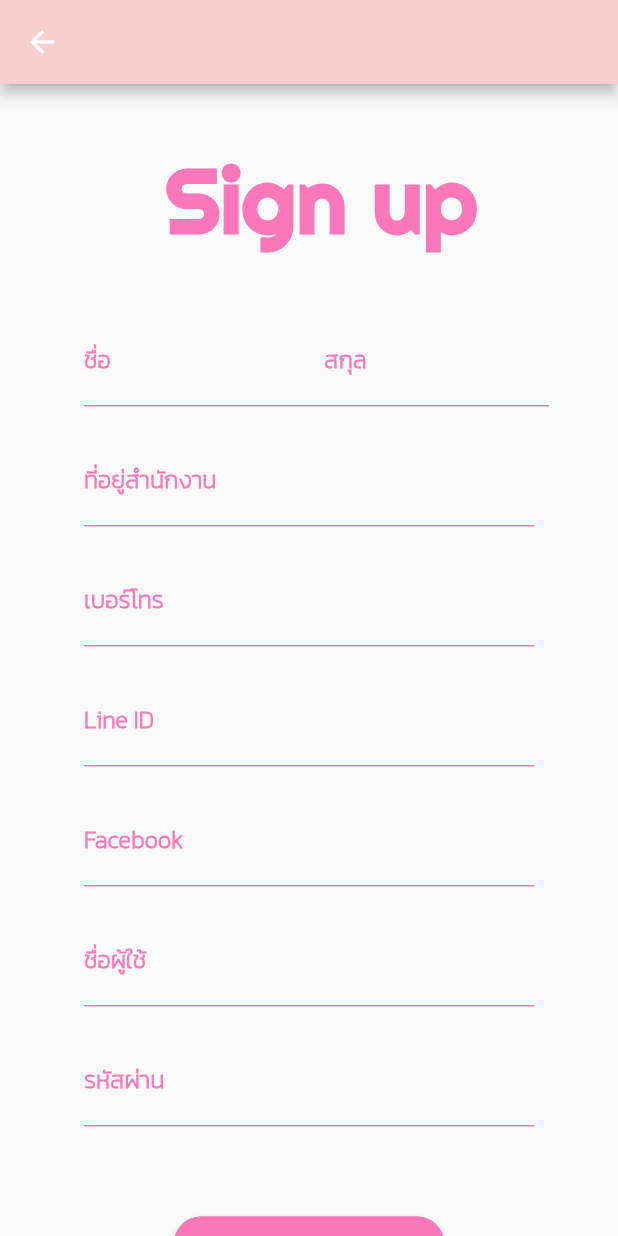
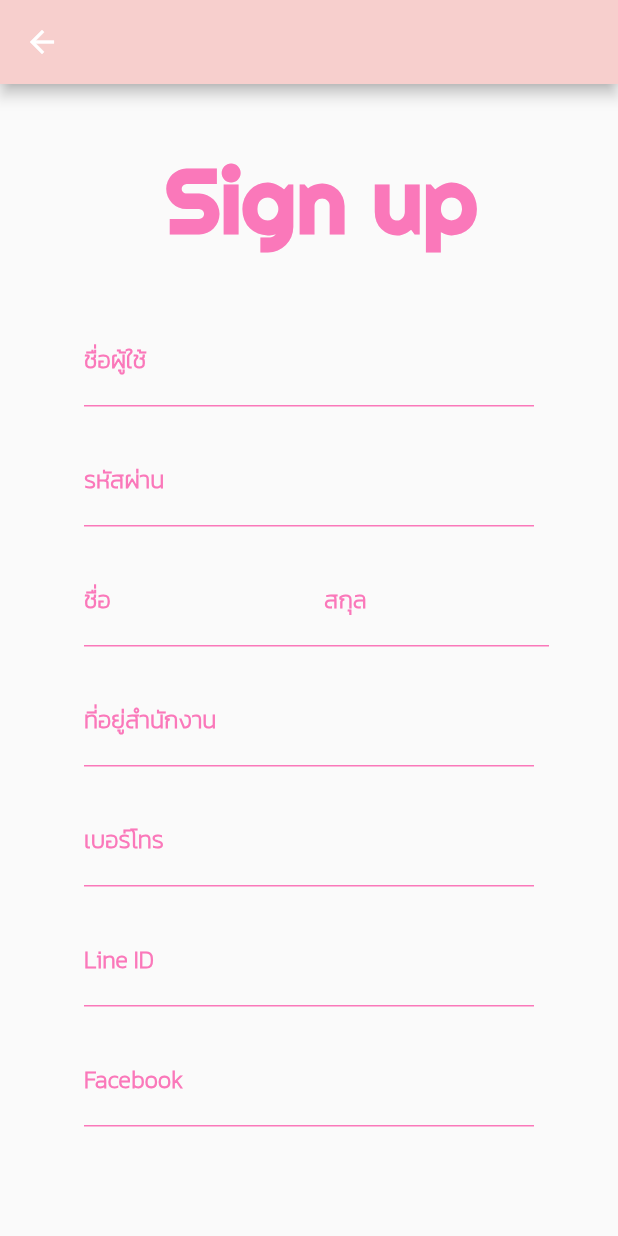
Before and after one commit to pathaphi43/Project2-Front-End, a Flutter app: the RegManagerPage screen opened by its route, on a phone screen of 412 x 824 dp. Run offline on Flutter 3.47's test engine with Material 2 defaults, Android fonts, the phone set to English and light mode, and no system bars; our stand-ins replace anim_search_bar, buttons_tabbar, carousel_slider, file_picker, flutter_datetime_picker, flutter_easyloading and 10 more; missing offline and left inert: bloc_provider, condition, dart:ffi, flutter_thailand_provinces, map_pin_picker; accounts and stored records are empty; network calls fail; statements that could not run were skipped.

Commit message:
inputformat

```diff
--- a/lib/pages/regmanager.dart
+++ b/lib/pages/regmanager.dart
@@ -7,6 +7,7 @@ import 'dart:convert' show utf8;
 import 'package:http/http.dart' as http;
 import 'dart:async';
 import 'package:homealone/model/register/provincesmodel.dart';
+import 'package:mask_text_input_formatter/mask_text_input_formatter.dart';
 
 var encoded = utf8.encode('Lorem ipsum dolor sit amet, consetetur...');
 var decoded = utf8.decode(encoded);
@@ -27,6 +28,8 @@ class _RegManagerPageState extends State<RegManagerPage> {
   var manager_LineID = TextEditingController();
   var manager_Facebook = TextEditingController();
 
+  var maskPhoneFormatter = new MaskTextInputFormatter(
+      mask: '### ### ####', filter: {"#": RegExp(r'[0-9]')});
 
   @override
   Widget build(BuildContext context) {
@@ -50,6 +53,81 @@ class _RegManagerPageState extends State<RegManagerPage> {
                 ),
               ),
               SizedBox(height: 40.0),
+
+////////// ชื่อผู้ใช้
+              Center(
+                child: Column(
+                  mainAxisAlignment: MainAxisAlignment.center,
+                  children: [
+                    new Container(
+                      alignment: Alignment.center,
+                      decoration: BoxDecoration(
+                        borderRadius: BorderRadius.circular(200),
+                      ),
+                      //decoration: kBoxDecorationStyle ,
+                      height: 60.0,
+                      width: 300.0,
+                      child: TextField(
+                        controller: manager_Username,
+                        style: TextStyle(
+                          color: Color.fromRGBO(250, 120, 186, 1),
+                          fontSize: 16.0,
+                          fontWeight: FontWeight.bold,
+                          fontFamily: 'Kanit',
+                        ),
+                        decoration: InputDecoration(
+                            border: OutlineInputBorder(),
+                            labelText: 'ชื่อผู้ใช้',
+                            labelStyle: new TextStyle(
+                                color: const Color.fromRGBO(250, 120, 186, 1)),
+                            // hintText: 'Enter valid mail id as abc@gmail.com'
+                            enabledBorder: new UnderlineInputBorder(
+                                borderSide: new BorderSide(
+                                    color: Color.fromRGBO(250, 120, 186, 1)))),
+                      ),
+                    ),
+                  ],
+                ),
+              ),
+              SizedBox(height: 20.0),
+/////////////รหัสผ่าน
+              Center(
+                child: Column(
+                  mainAxisAlignment: MainAxisAlignment.center,
+                  children: [
+                    new Container(
+                      alignment: Alignment.center,
+                      decoration: BoxDecoration(
+                        borderRadius: BorderRadius.circular(200),
+                      ),
+                      //decoration: kBoxDecorationStyle ,
+                      height: 60.0,
+                      width: 300.0,
+                      child: TextField(
+                        controller: manager_Password,
+                        style: TextStyle(
+                          color: Color.fromRGBO(250, 120, 186, 1),
+                          fontSize: 16.0,
+                          fontWeight: FontWeight.bold,
+                          fontFamily: 'Kanit',
+                        ),
+                        decoration: InputDecoration(
+                            border: OutlineInputBorder(),
+                            labelText: 'รหัสผ่าน',
+                            labelStyle: new TextStyle(
+                                color: const Color.fromRGBO(250, 120, 186, 1)),
+                            // hintText: 'Enter valid mail id as abc@gmail.com'
+                            enabledBorder: new UnderlineInputBorder(
+                                borderSide: new BorderSide(
+                                    color: Color.fromRGBO(250, 120, 186, 1)))),
+                        autofocus: false,
+                        obscureText: true,
+                      ),
+                    ),
+                  ],
+                ),
+              ),
+               SizedBox(height: 20.0),
 ////////// ชื่อ-สกุล
               Center(
                 child: Column(
@@ -192,6 +270,7 @@ class _RegManagerPageState extends State<RegManagerPage> {
                                 borderSide: new BorderSide(
                                     color: Color.fromRGBO(250, 120, 186, 1)))),
                         keyboardType: TextInputType.number,
+                        inputFormatters: [maskPhoneFormatter],
                       ),
                     ),
                   ],
@@ -273,79 +352,7 @@ class _RegManagerPageState extends State<RegManagerPage> {
               ),
               SizedBox(height: 20.0),
 
-////////// ชื่อผู้ใช้
-              Center(
-                child: Column(
-                  mainAxisAlignment: MainAxisAlignment.center,
-                  children: [
-                    new Container(
-                      alignment: Alignment.center,
-                      decoration: BoxDecoration(
-                        borderRadius: BorderRadius.circular(200),
-                      ),
-                      //decoration: kBoxDecorationStyle ,
-                      height: 60.0,
-                      width: 300.0,
-                      child: TextField(
-                        controller: manager_Username,
-                        style: TextStyle(
-                          color: Color.fromRGBO(250, 120, 186, 1),
-                          fontSize: 16.0,
-                          fontWeight: FontWeight.bold,
-                          fontFamily: 'Kanit',
-                        ),
-                        decoration: InputDecoration(
-                            border: OutlineInputBorder(),
-                            labelText: 'ชื่อผู้ใช้',
-                            labelStyle: new TextStyle(
-                                color: const Color.fromRGBO(250, 120, 186, 1)),
-                            // hintText: 'Enter valid mail id as abc@gmail.com'
-                            enabledBorder: new UnderlineInputBorder(
-                                borderSide: new BorderSide(
-                                    color: Color.fromRGBO(250, 120, 186, 1)))),
-                      ),
-                    ),
-                  ],
-                ),
-              ),
-              SizedBox(height: 20.0),
-/////////////รหัสผ่าน
-              Center(
-                child: Column(
-                  mainAxisAlignment: MainAxisAlignment.center,
-                  children: [
-                    new Container(
-                      alignment: Alignment.center,
-                      decoration: BoxDecoration(
-                        borderRadius: BorderRadius.circular(200),
-                      ),
-                      //decoration: kBoxDecorationStyle ,
-                      height: 60.0,
-                      width: 300.0,
-                      child: TextField(
-                        controller: manager_Password,
-                        style: TextStyle(
-                          color: Color.fromRGBO(250, 120, 186, 1),
-                          fontSize: 16.0,
-                          fontWeight: FontWeight.bold,
-                          fontFamily: 'Kanit',
-                        ),
-                        decoration: InputDecoration(
-                            border: OutlineInputBorder(),
-                            labelText: 'รหัสผ่าน',
-                            labelStyle: new TextStyle(
-                                color: const Color.fromRGBO(250, 120, 186, 1)),
-                            // hintText: 'Enter valid mail id as abc@gmail.com'
-                            enabledBorder: new UnderlineInputBorder(
-                                borderSide: new BorderSide(
-                                    color: Color.fromRGBO(250, 120, 186, 1)))),
-                        autofocus: false,
-                        obscureText: true,
-                      ),
-                    ),
-                  ],
-                ),
-              ),
+
               SizedBox(height: 20.0),
 
 
--- a/pubspec.yaml
+++ b/pubspec.yaml
@@ -67,6 +67,7 @@ dependencies:
   geolocator_platform_interface: ^4.0.3
   location_platform_interface: ^2.0.0
   plugin_platform_interface: ^2.1.1
+  mask_text_input_formatter: ^2.3.0
 
 
 #  location_web: ^2.0.0
```
Also changed, not shown: lib/pages/register.dart (+33 -9 lines), pubspec.lock.
